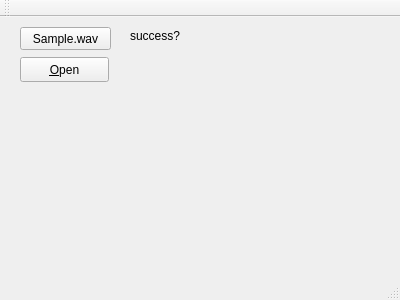
bycym/chordRecognition, file src/mainwindow.ui: the form before one commit.
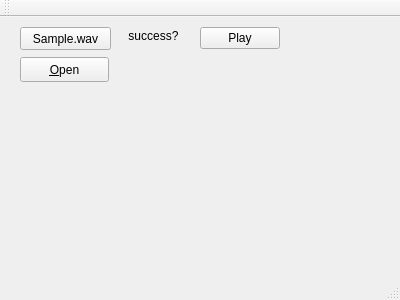
The form after the commit.

Diff of the .ui file:
```diff
--- a/src/mainwindow.ui
+++ b/src/mainwindow.ui
@@ -43,15 +43,37 @@
    <widget class="QLabel" name="successLabel">
     <property name="geometry">
      <rect>
-      <x>130</x>
+      <x>120</x>
       <y>10</y>
       <width>67</width>
       <height>17</height>
      </rect>
     </property>
+    <property name="layoutDirection">
+     <enum>Qt::LeftToRight</enum>
+    </property>
     <property name="text">
      <string>success?</string>
     </property>
+    <property name="alignment">
+     <set>Qt::AlignCenter</set>
+    </property>
+   </widget>
+   <widget class="QPushButton" name="playButton">
+    <property name="enabled">
+     <bool>true</bool>
+    </property>
+    <property name="geometry">
+     <rect>
+      <x>200</x>
+      <y>10</y>
+      <width>80</width>
+      <height>22</height>
+     </rect>
+    </property>
+    <property name="text">
+     <string>Play</string>
+    </property>
    </widget>
   </widget>
   <widget class="QMenuBar" name="menuBar">
```
Left out of the diff: 2 changed lines with no effect on the pictures.
